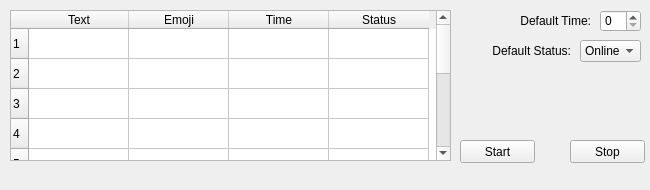
Above: GUI.ui from KuFoX-kfx/AMDS before the change. Below: the same form after it.
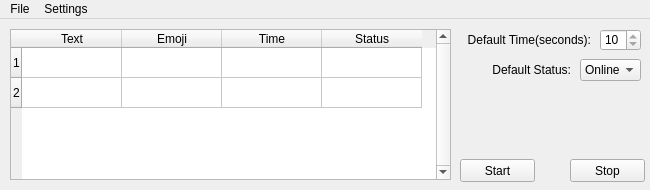
That is the form after the change.

Diff of the .ui file:
```diff
--- a/GUI.ui
+++ b/GUI.ui
@@ -2,6 +2,9 @@
 <ui version="4.0">
  <class>MainWindow</class>
  <widget class="QMainWindow" name="MainWindow">
+  <property name="enabled">
+   <bool>true</bool>
+  </property>
   <property name="geometry">
    <rect>
     <x>0</x>
@@ -10,6 +13,12 @@
     <height>190</height>
    </rect>
   </property>
+  <property name="sizePolicy">
+   <sizepolicy hsizetype="Fixed" vsizetype="Fixed">
+    <horstretch>0</horstretch>
+    <verstretch>0</verstretch>
+   </sizepolicy>
+  </property>
   <property name="windowTitle">
    <string>MainWindow</string>
   </property>
@@ -26,62 +35,41 @@
       <height>151</height>
      </rect>
     </property>
+    <property name="frameShape">
+     <enum>QFrame::StyledPanel</enum>
+    </property>
+    <property name="frameShadow">
+     <enum>QFrame::Sunken</enum>
+    </property>
     <property name="verticalScrollBarPolicy">
      <enum>Qt::ScrollBarAlwaysOn</enum>
     </property>
     <property name="horizontalScrollBarPolicy">
      <enum>Qt::ScrollBarAlwaysOff</enum>
     </property>
-    <row>
-     <property name="text">
-      <string>1</string>
-     </property>
-    </row>
-    <row>
-     <property name="text">
-      <string>2</string>
-     </property>
-    </row>
-    <row>
-     <property name="text">
-      <string>3</string>
-     </property>
-    </row>
-    <row>
-     <property name="text">
-      <string>4</string>
-     </property>
-    </row>
-    <row>
-     <property name="text">
-      <string>5</string>
-     </property>
-    </row>
-    <row>
-     <property name="text">
-      <string>6</string>
-     </property>
-    </row>
-    <row>
-     <property name="text">
-      <string>7</string>
-     </property>
-    </row>
-    <row>
-     <property name="text">
-      <string>8</string>
-     </property>
-    </row>
-    <row>
-     <property name="text">
-      <string>9</string>
-     </property>
-    </row>
-    <row>
-     <property name="text">
-      <string>10</string>
-     </property>
-    </row>
+    <property name="sizeAdjustPolicy">
+     <enum>QAbstractScrollArea::AdjustIgnored</enum>
+    </property>
+    <property name="gridStyle">
+     <enum>Qt::SolidLine</enum>
+    </property>
+    <property name="rowCount">
+     <number>2</number>
+    </property>
+    <attribute name="horizontalHeaderVisible">
+     <bool>true</bool>
+    </attribute>
+    <attribute name="horizontalHeaderCascadingSectionResizes">
+     <bool>false</bool>
+    </attribute>
+    <attribute name="horizontalHeaderMinimumSectionSize">
+     <number>39</number>
+    </attribute>
+    <attribute name="horizontalHeaderDefaultSectionSize">
+     <number>100</number>
+    </attribute>
+    <row/>
+    <row/>
     <column>
      <property name="text">
       <string>Text</string>
@@ -112,6 +100,27 @@
       <height>22</height>
      </rect>
     </property>
+    <property name="readOnly">
+     <bool>true</bool>
+    </property>
+    <property name="buttonSymbols">
+     <enum>QAbstractSpinBox::UpDownArrows</enum>
+    </property>
+    <property name="correctionMode">
+     <enum>QAbstractSpinBox::CorrectToNearestValue</enum>
+    </property>
+    <property name="minimum">
+     <number>5</number>
+    </property>
+    <property name="maximum">
+     <number>1200</number>
+    </property>
+    <property name="value">
+     <number>15</number>
+    </property>
+    <property name="displayIntegerBase">
+     <number>15</number>
+    </property>
    </widget>
    <widget class="QLabel" name="label">
     <property name="geometry">
@@ -123,7 +132,7 @@
      </rect>
     </property>
     <property name="text">
-     <string>Default Time:</string>
+     <string>Default Time(seconds):</string>
     </property>
     <property name="alignment">
      <set>Qt::AlignRight|Qt::AlignTrailing|Qt::AlignVCenter</set>
@@ -218,6 +227,28 @@
      <height>21</height>
     </rect>
    </property>
+   <widget class="QMenu" name="MN_File">
+    <property name="title">
+     <string>File</string>
+    </property>
+    <addaction name="ACT_GitHubPage"/>
+    <addaction name="ACT_EXIT"/>
+   </widget>
+   <widget class="QMenu" name="MN_Settings">
+    <property name="title">
+     <string>Settings</string>
+    </property>
+    <addaction name="ACT_RunOnStartup"/>
+    <addaction name="ACT_RunMinimized"/>
+    <addaction name="separator"/>
+    <addaction name="ACT_Autostart"/>
+    <addaction name="separator"/>
+    <addaction name="ACT_CheckUpdates"/>
+    <addaction name="separator"/>
+    <addaction name="ACT_Language"/>
+   </widget>
+   <addaction name="MN_File"/>
+   <addaction name="MN_Settings"/>
   </widget>
  </widget>
  <resources/>
```
Left out of the diff: 60 changed lines with no effect on the pictures.
